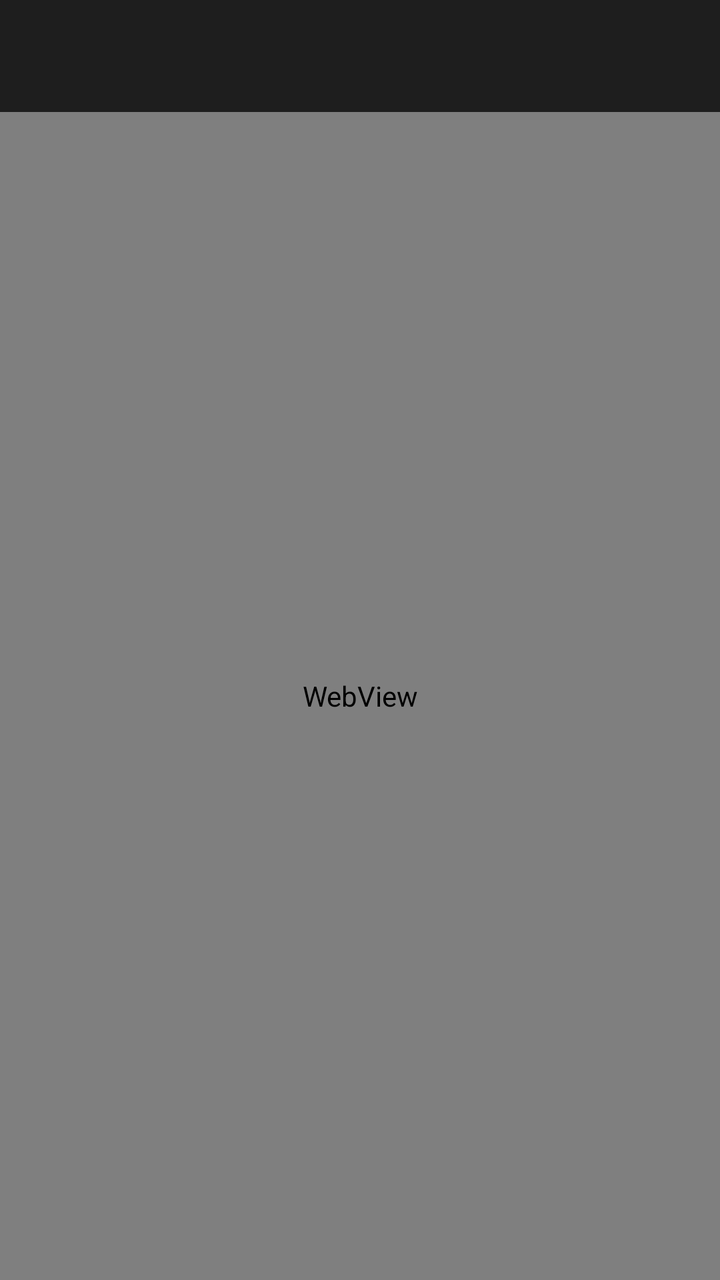
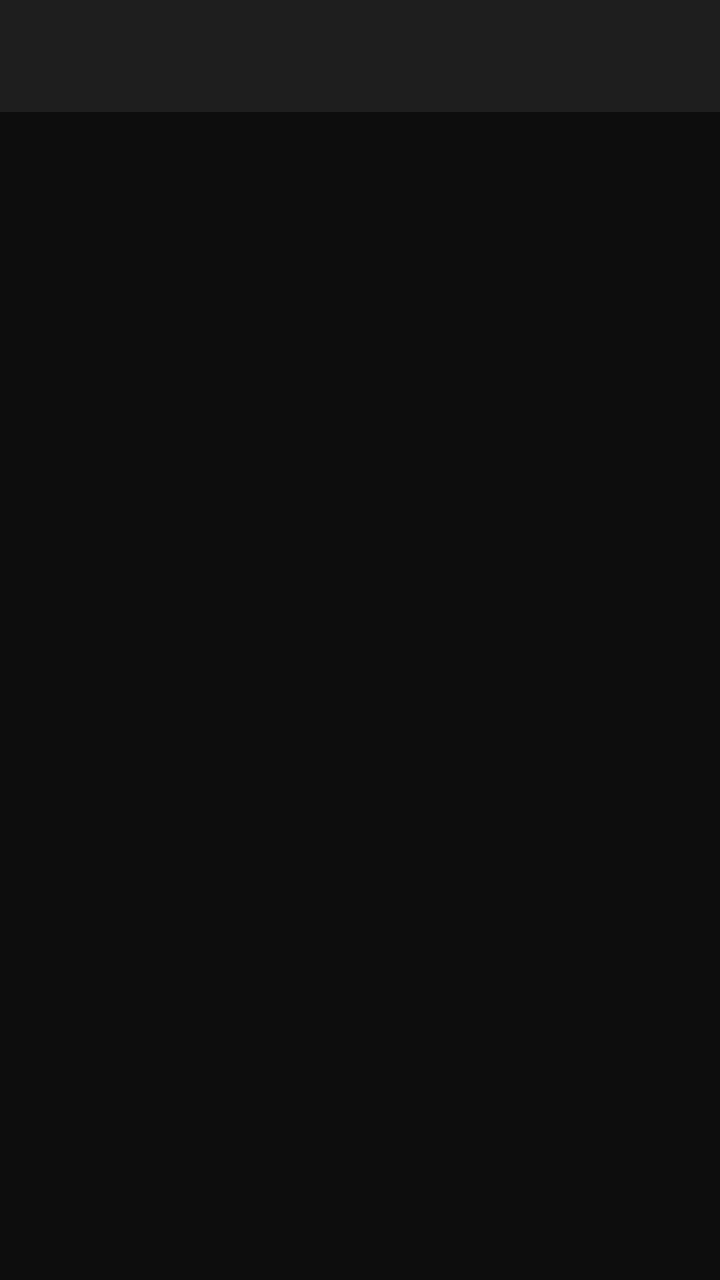

Compare the two renders of this Android layout. The source of the first and the diff that turns it into the second are given below.
<!-- AndroidManifest.xml: application theme Theme.Hammy -->
<!-- res/layout/activity_browse.xml -->
<?xml version="1.0" encoding="utf-8"?>
<LinearLayout xmlns:android="http://schemas.android.com/apk/res/android"
    android:layout_width="match_parent"
    android:layout_height="match_parent"
    android:background="@color/bg"
    android:orientation="vertical">

    <HorizontalScrollView
        android:id="@+id/shortcutBar"
        android:layout_width="match_parent"
        android:layout_height="56dp"
        android:background="@color/card"
        android:scrollbars="none">

        <LinearLayout
            android:id="@+id/shortcutContainer"
            android:layout_width="wrap_content"
            android:layout_height="match_parent"
            android:gravity="center_vertical"
            android:orientation="horizontal"
            android:paddingStart="8dp"
            android:paddingEnd="8dp" />
    </HorizontalScrollView>

    <WebView
        android:id="@+id/webView"
        android:layout_width="match_parent"
        android:layout_height="0dp"
        android:layout_weight="1"
        android:focusable="true"
        android:focusableInTouchMode="true" />
</LinearLayout>
<!-- resources referenced by this layout -->
<resources>
  <color name="bg">#FF0D0D0D</color>
  <color name="card">#FF1E1E1E</color>
  <style name="Theme.Hammy" parent="Theme.AppCompat.NoActionBar">
          <item name="android:windowBackground">@color/bg</item>
          <item name="android:colorPrimary">@color/accent</item>
          <item name="android:textColorPrimary">@color/text</item>
          <item name="android:windowFullscreen">true</item>
      </style>
  <color name="accent">#FFE91E8C</color>
  <color name="text">#FFFFFFFF</color>
</resources>

<!-- the commit's change to res/layout/activity_browse.xml (unified diff, before → after) -->
@@ -22,11 +22,75 @@
             android:paddingEnd="8dp" />
     </HorizontalScrollView>
 
-    <WebView
-        android:id="@+id/webView"
+    <TextView
+        android:id="@+id/sectionTitle"
+        android:layout_width="match_parent"
+        android:layout_height="wrap_content"
+        android:paddingStart="20dp"
+        android:paddingTop="12dp"
+        android:paddingEnd="20dp"
+        android:paddingBottom="4dp"
+        android:textColor="@color/text"
+        android:textSize="20sp"
+        android:textStyle="bold" />
+
+    <FrameLayout
         android:layout_width="match_parent"
         android:layout_height="0dp"
-        android:layout_weight="1"
-        android:focusable="true"
-        android:focusableInTouchMode="true" />
+        android:layout_weight="1">
+
+        <androidx.recyclerview.widget.RecyclerView
+            android:id="@+id/videoGrid"
+            android:layout_width="match_parent"
+            android:layout_height="match_parent"
+            android:clipToPadding="false"
+            android:paddingStart="12dp"
+            android:paddingTop="8dp"
+            android:paddingEnd="12dp"
+            android:paddingBottom="16dp"
+            android:scrollbars="none" />
+
+        <ProgressBar
+            android:id="@+id/loading"
+            android:layout_width="64dp"
+            android:layout_height="64dp"
+            android:layout_gravity="center"
+            android:indeterminate="true"
+            android:visibility="gone" />
+
+        <LinearLayout
+            android:id="@+id/errorPanel"
+            android:layout_width="wrap_content"
+            android:layout_height="wrap_content"
+            android:layout_gravity="center"
+            android:gravity="center_horizontal"
+            android:orientation="vertical"
+            android:padding="24dp"
+            android:visibility="gone">
+
+            <TextView
+                android:id="@+id/errorMessage"
+                android:layout_width="wrap_content"
+                android:layout_height="wrap_content"
+                android:gravity="center"
+                android:textColor="@color/text_dim"
+                android:textSize="18sp" />
+
+            <Button
+                android:id="@+id/btnRetry"
+                android:layout_width="wrap_content"
+                android:layout_height="wrap_content"
+                android:layout_marginTop="16dp"
+                android:background="@drawable/btn_bg"
+                android:focusable="true"
+                android:paddingLeft="28dp"
+                android:paddingTop="10dp"
+                android:paddingRight="28dp"
+                android:paddingBottom="10dp"
+                android:text="@string/retry"
+                android:textAllCaps="false"
+                android:textColor="@color/text"
+                android:textSize="16sp" />
+        </LinearLayout>
+    </FrameLayout>
 </LinearLayout>
<!-- resource entries referenced after the edit -->
@@ -2,6 +2,10 @@
 <resources>
   <color name="bg">#FF0D0D0D</color>
   <color name="card">#FF1E1E1E</color>
+  <color name="text">#FFFFFFFF</color>
+  <color name="text_dim">#FFB0B0B0</color>
+  <!-- drawable btn_bg: vector/xml drawable (drawable, 2859 chars, omitted) -->
+  <string name="retry">Retry</string>
   <style name="Theme.Hammy" parent="Theme.AppCompat.NoActionBar">
           <item name="android:windowBackground">@color/bg</item>
           <item name="android:colorPrimary">@color/accent</item>
@@ -9,6 +13,5 @@
           <item name="android:windowFullscreen">true</item>
       </style>
   <color name="accent">#FFE91E8C</color>
-  <color name="text">#FFFFFFFF</color>
 </resources>
 
